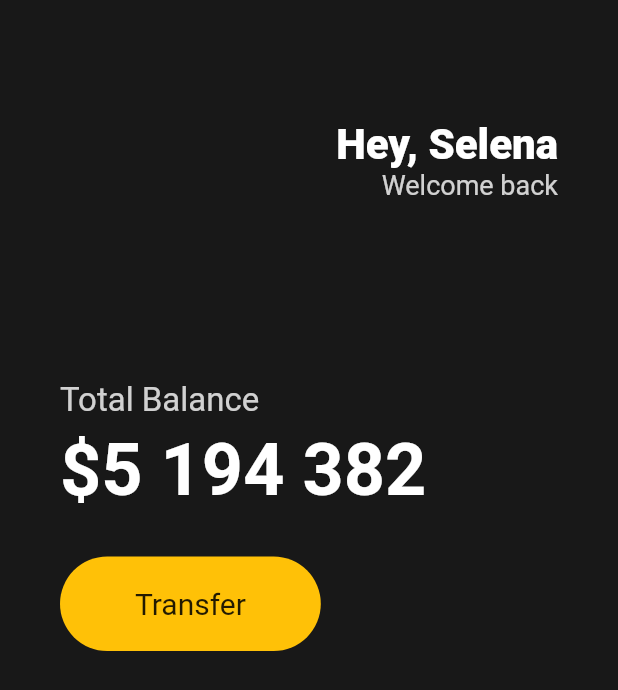
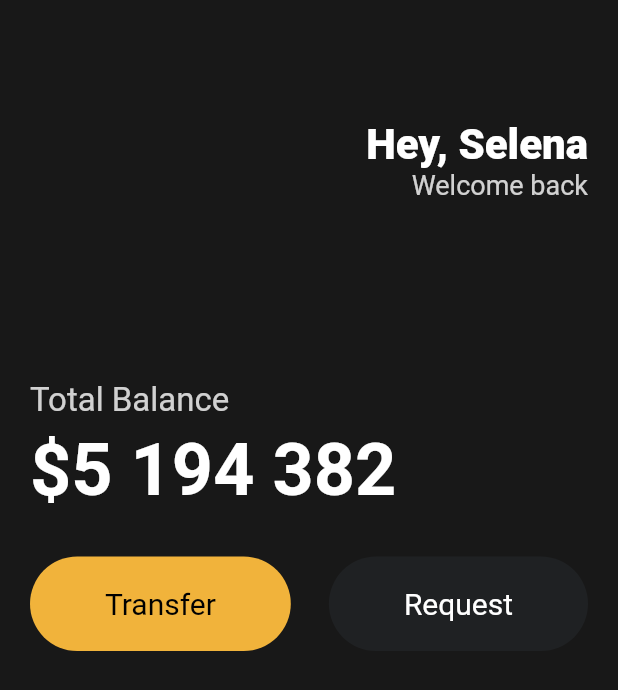
Before and after one commit to kyungseopk1m/flutter-study, a Flutter app: the screen it shows after launch, on a phone screen of 412 x 824 dp. Shown: the top 690 px of the screen. Run offline on Flutter 3.47's test engine with Material 2 defaults, Android fonts, the phone set to English and light mode, and no system bars.

Commit message:
🎨 learn Reusable Widgets

```diff
--- a/toonflix/lib/main.dart
+++ b/toonflix/lib/main.dart
@@ -1,4 +1,5 @@
 import 'package:flutter/material.dart';
+import 'package:toonflix/widgets/Button.dart';
 
 void main() {
   runApp(const App());
@@ -13,7 +14,7 @@ class App extends StatelessWidget {
       home: Scaffold(
         backgroundColor: const Color(0xFF181818),
         body: Padding(
-          padding: const EdgeInsets.symmetric(horizontal: 40),
+          padding: const EdgeInsets.symmetric(horizontal: 20),
           child: Column(
             crossAxisAlignment: CrossAxisAlignment.start,
             children: [
@@ -69,26 +70,19 @@ class App extends StatelessWidget {
               const SizedBox(
                 height: 30,
               ),
-              Row(
+              const Row(
+                mainAxisAlignment: MainAxisAlignment.spaceBetween,
                 children: [
-                  Container(
-                    decoration: BoxDecoration(
-                      color: Colors.amber,
-                      borderRadius: BorderRadius.circular(45),
-                    ),
-                    child: const Padding(
-                      padding: EdgeInsets.symmetric(
-                        vertical: 20,
-                        horizontal: 50,
-                      ),
-                      child: Text(
-                        'Transfer',
-                        style: TextStyle(
-                          fontSize: 20,
-                        ),
-                      ),
-                    ),
-                  )
+                  Button(
+                    text: 'Transfer',
+                    bgColor: Color(0xFFF1B33B),
+                    textColor: Colors.black,
+                  ),
+                  Button(
+                    text: 'Request',
+                    bgColor: Color(0xFF1F2123),
+                    textColor: Colors.white,
+                  ),
                 ],
               )
             ],
--- /dev/null
+++ b/toonflix/lib/widgets/button.dart
@@ -0,0 +1,37 @@
+import 'package:flutter/material.dart';
+
+class Button extends StatelessWidget {
+  final String text;
+  final Color bgColor;
+  final Color textColor;
+
+  const Button({
+    super.key,
+    required this.text,
+    required this.bgColor,
+    required this.textColor,
+  });
+
+  @override
+  Widget build(BuildContext context) {
+    return Container(
+      decoration: BoxDecoration(
+        color: bgColor,
+        borderRadius: BorderRadius.circular(45),
+      ),
+      child: Padding(
+        padding: const EdgeInsets.symmetric(
+          vertical: 20,
+          horizontal: 50,
+        ),
+        child: Text(
+          text,
+          style: TextStyle(
+            color: textColor,
+            fontSize: 20,
+          ),
+        ),
+      ),
+    );
+  }
+}
```
